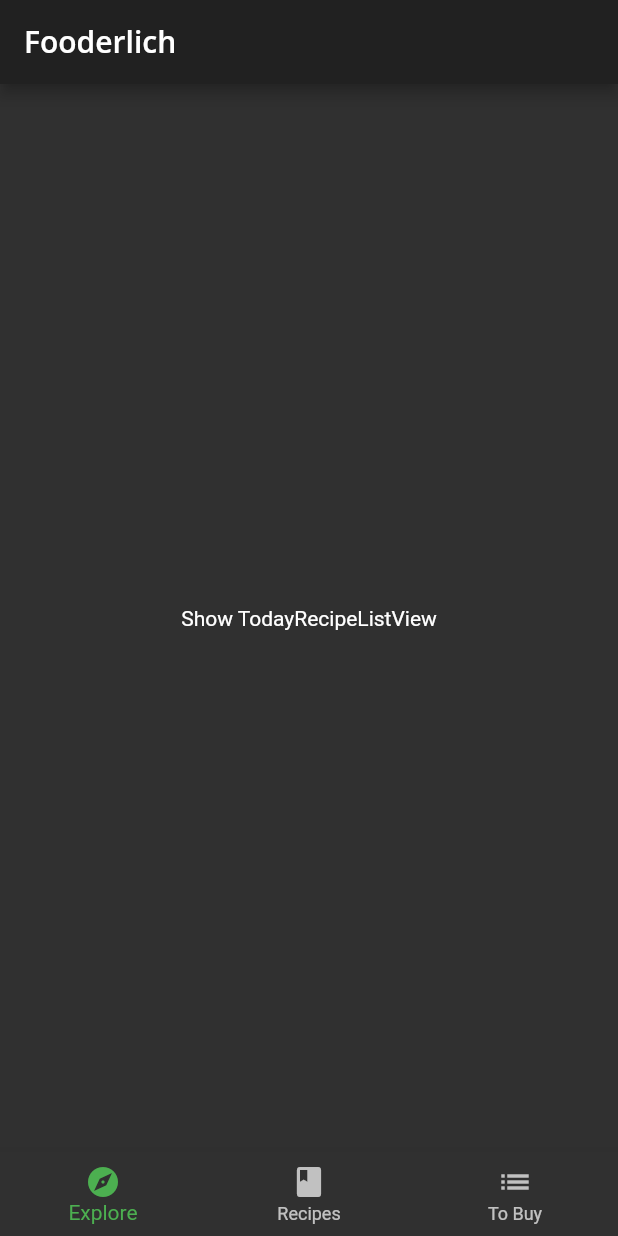
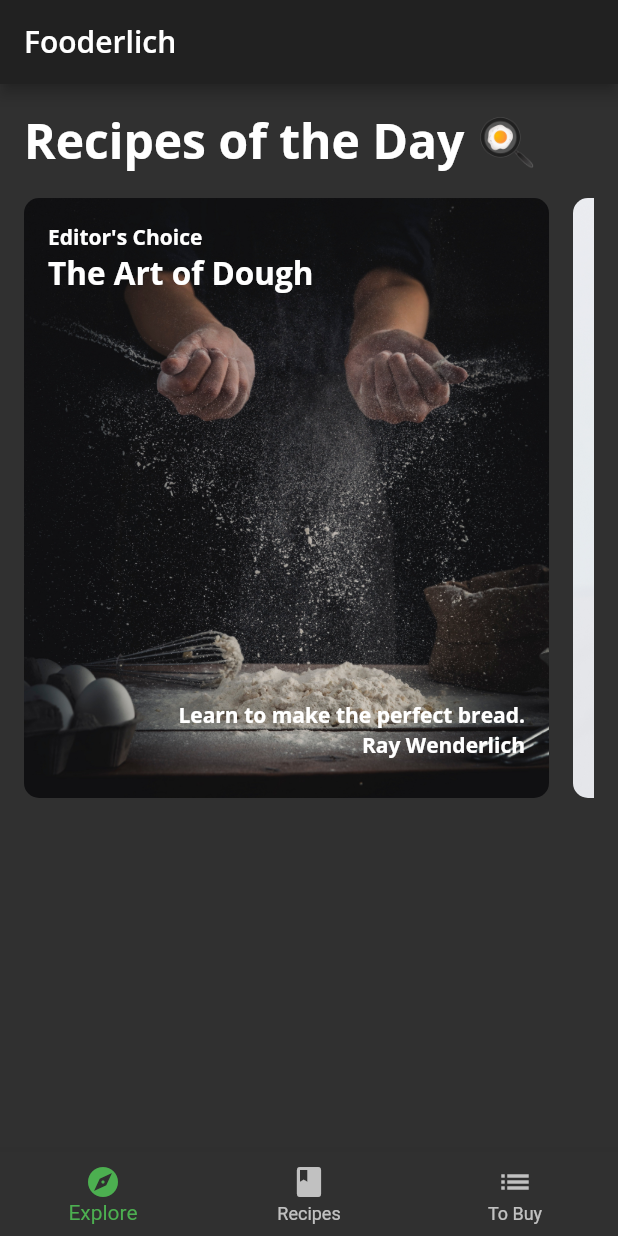
Before and after one commit to xsadra/Flutter-Apprentice, a Flutter app: the screen it shows after launch, on a phone screen of 412 x 824 dp. Run offline on Flutter 3.47's test engine with Material 2 defaults, Android fonts, the phone set to English and light mode, and no system bars; our stand-ins replace google_fonts.

Commit message:
II-5.5-Building Recipes of the Day

```diff
--- a/fooderlich/lib/components/components.dart
+++ b/fooderlich/lib/components/components.dart
@@ -3,3 +3,4 @@ export 'card1.dart';
 export 'card2.dart';
 export 'card3.dart';
 export 'circle_image.dart';
+export 'today_recipe_list_view.dart';
--- /dev/null
+++ b/fooderlich/lib/components/today_recipe_list_view.dart
@@ -0,0 +1,73 @@
+import 'package:flutter/material.dart';
+
+import '../models/models.dart';
+import 'components.dart';
+
+class TodayRecipeListView extends StatelessWidget {
+  // 2
+  final List<ExploreRecipe> recipes;
+
+  const TodayRecipeListView({
+    Key? key,
+    required this.recipes,
+  }) : super(key: key);
+
+  @override
+  Widget build(BuildContext context) {
+    // 3
+    return Padding(
+      padding: const EdgeInsets.only(
+        left: 16,
+        right: 16,
+        top: 16,
+      ),
+      // 4
+      child: Column(
+        crossAxisAlignment: CrossAxisAlignment.start,
+        children: [
+          // 5
+          Text('Recipes of the Day 🍳',
+              style: Theme.of(context).textTheme.headline1),
+          // 6
+          const SizedBox(height: 16),
+          // 7
+          Container(
+            height: 400,
+            // 1
+            color: Colors.transparent,
+// 2
+            child: ListView.separated(
+              // 3
+              scrollDirection: Axis.horizontal,
+              // 4
+              itemCount: recipes.length,
+              // 5
+              itemBuilder: (context, index) {
+                // 6
+                final recipe = recipes[index];
+                return buildCard(recipe);
+              },
+              // 7
+              separatorBuilder: (context, index) {
+                // 8
+                return const SizedBox(width: 16);
+              },
+            ),
+          ),
+        ],
+      ),
+    );
+  }
+
+  Widget buildCard(ExploreRecipe recipe) {
+    if (recipe.cardType == RecipeCardType.card1) {
+      return Card1(recipe: recipe);
+    } else if (recipe.cardType == RecipeCardType.card2) {
+      return Card2(recipe: recipe);
+    } else if (recipe.cardType == RecipeCardType.card3) {
+      return Card3(recipe: recipe);
+    } else {
+      throw Exception('This card doesn\'t exist yet');
+    }
+  }
+}
--- a/fooderlich/lib/screens/explore_screen.dart
+++ b/fooderlich/lib/screens/explore_screen.dart
@@ -1,4 +1,5 @@
 import 'package:flutter/material.dart';
+import 'package:fooderlich/components/components.dart';
 import 'package:fooderlich/models/models.dart';
 
 import '../api/mock_fooderlich_service.dart';
@@ -25,11 +26,7 @@ class ExploreScreen extends StatelessWidget {
           // 5
           final recipes = snapshot.data?.todayRecipes ?? [];
           // TODO: Replace this with TodayRecipeListView
-          return Center(
-            child: Container(
-              child: const Text('Show TodayRecipeListView'),
-            ),
-          );
+          return TodayRecipeListView(recipes: recipes);
         } else {
           // 6
           return const Center(
```
